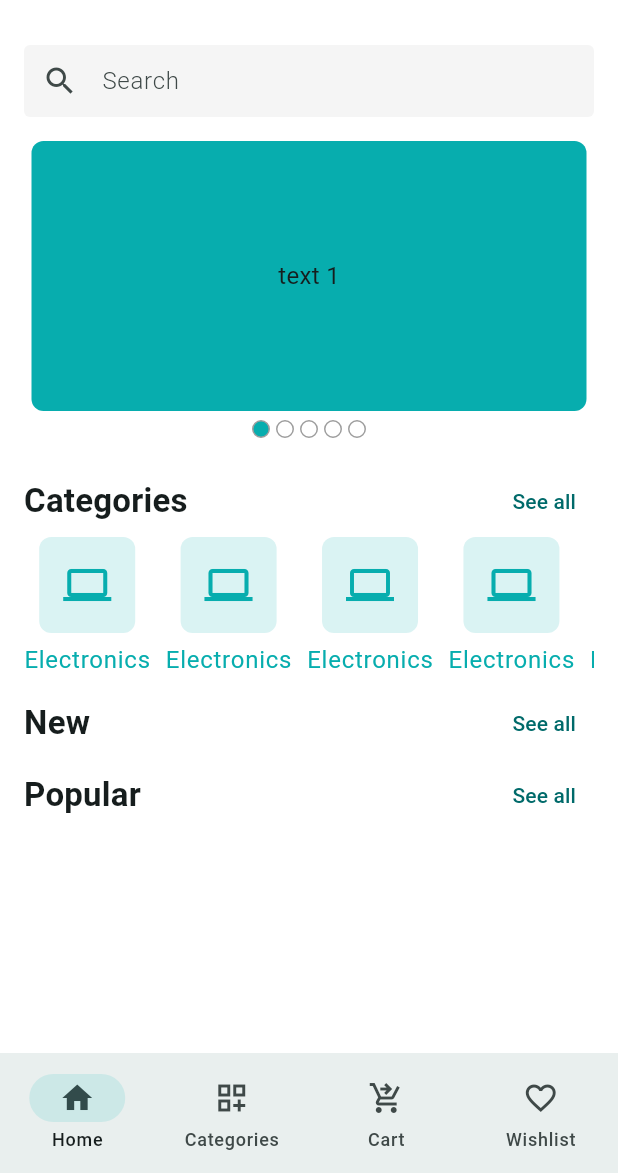
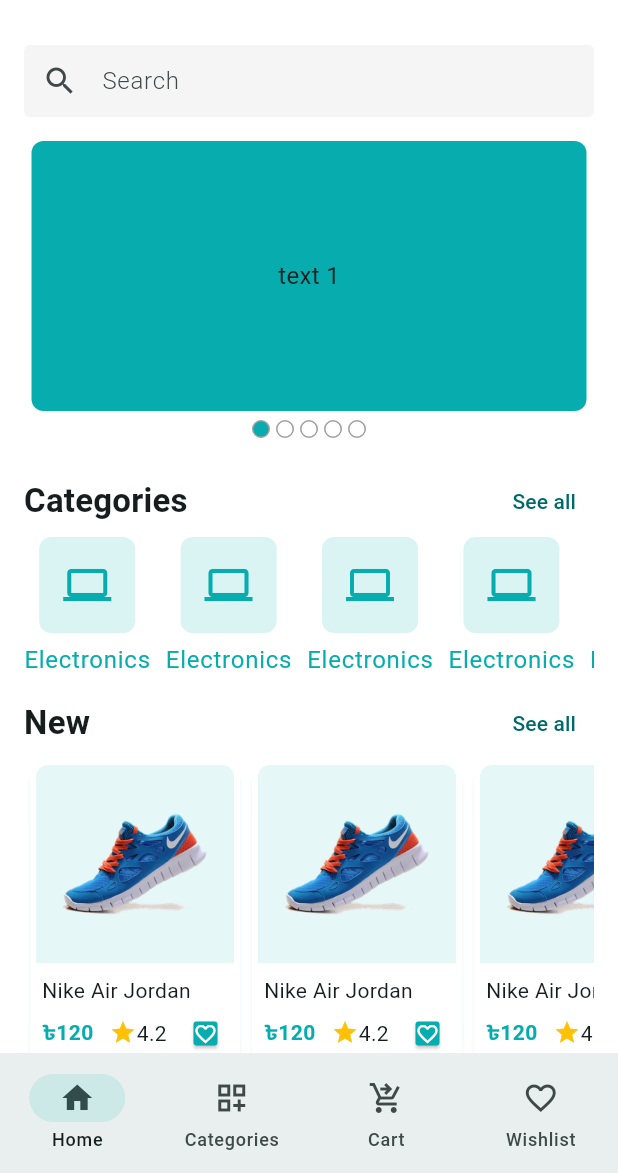
Before and after one commit to hemusyl/ost_ecommerce, a Flutter app: the screen it shows after launch, on a phone screen of 412 x 824 dp, the part 63-1236 px from its top. Run offline on Flutter 3.47's test engine with Material 3 defaults, Android fonts, the phone set to English and light mode, and no system bars; drawn by our look-alikes of carousel_slider; our stand-ins replace firebase_analytics, firebase_core, firebase_crashlytics, flutter_svg, get, package_info_plus and 1 more; accounts and stored records are empty.

Commit message:
Product card, categories, product list

```diff
--- a/lib/app/asset_paths.dart
+++ b/lib/app/asset_paths.dart
@@ -3,4 +3,5 @@ class AssetPaths {
 
   static const String logoSvg = '$_imagePath/logo.svg';
   static const String logoNavSvg = '$_imagePath/logo_nav.svg';
+  static const String dummyImageSvg = '$_imagePath/shoe.png';
 }
--- /dev/null
+++ b/lib/app/constants.dart
@@ -0,0 +1 @@
+const String takaSign = '৳';
--- a/lib/app/routes.dart
+++ b/lib/app/routes.dart
@@ -1,4 +1,5 @@
 import 'package:flutter/material.dart';
+import 'package:ost_ecommerce/features/products/product_list_screen.dart';
 import 'package:ost_ecommerce/features/shared/presentation/screens/bottom_nav_holder_screen.dart';
 
 import '../features/auth/presentation/screens/sign_in_screen.dart';
@@ -20,6 +21,9 @@ MaterialPageRoute onGenerateRoute(RouteSettings settings){
     screen = VerifyOtpScreen();
   } else if (settings.name == BottomNavHolderScreen.name) {
     screen = BottomNavHolderScreen();
+  }else if (settings.name == ProductListScreen.name) {
+    final String category = settings.arguments as String;
+    screen = ProductListScreen(categoryName: category,);
   }
 
   return MaterialPageRoute(builder: (ctx) => screen);
--- a/lib/features/home/presentation/screens/home_screen/category_list_screen.dart
+++ b/lib/features/home/presentation/screens/home_screen/category_list_screen.dart
@@ -1,6 +1,5 @@
 import 'package:flutter/material.dart';
 import 'package:get/get.dart';
-import 'package:get/get_core/src/get_main.dart';
 
 import '../../../../shared/presentation/controllers/main_nav_controller.dart';
 import '../../../../shared/presentation/widgets/product_category_item.dart';
@@ -19,6 +18,7 @@ class _CategoryListScreenState extends State<CategoryListScreen> {
       canPop: false,
       onPopInvokedWithResult: (_, __) {
         _backToHome();
+
       } ,
       child: Scaffold(
         appBar: AppBar(
@@ -45,5 +45,6 @@ class _CategoryListScreenState extends State<CategoryListScreen> {
 
   void _backToHome() {
     Get.find<MainNavController>().backToHome();
+
   }
 }
--- a/lib/features/home/presentation/screens/home_screen/home_screen.dart
+++ b/lib/features/home/presentation/screens/home_screen/home_screen.dart
@@ -1,19 +1,22 @@
 import 'package:flutter/material.dart';
 import 'package:flutter_svg/svg.dart';
 import 'package:get/get.dart';
-import 'package:get/get_core/src/get_main.dart';
 
 import '../../../../../app/asset_paths.dart';
 import '../../../../shared/presentation/controllers/main_nav_controller.dart';
 import '../../../../shared/presentation/widgets/app_bar_icon_button.dart';
 import '../../../../shared/presentation/widgets/home_banner_slider.dart';
+import '../../../../shared/presentation/widgets/product_card.dart';
 import '../../../../shared/presentation/widgets/product_category_item.dart';
 
 class HomeScreen extends StatefulWidget {
   const HomeScreen({super.key});
 
+
+
   @override
   State<HomeScreen> createState() => _HomeScreenState();
+
 }
 
 class _HomeScreenState extends State<HomeScreen> {
@@ -46,8 +49,22 @@ class _HomeScreenState extends State<HomeScreen> {
                 Get.find<MainNavController>().moveToCategory();
               }),
               _buildCategoryList(),
-              _buildSectionHeader(title: 'New', onTapSeeAll: () {}),
-              _buildSectionHeader(title: 'Popular', onTapSeeAll: () {}),
+
+              _buildSectionHeader(title: 'New', onTapSeeAll: () {
+                Get.find<MainNavController>().moveToCategory();
+              }),
+              _buildNewProductList(),
+
+              _buildSectionHeader(title: 'Special', onTapSeeAll: () {
+                Get.find<MainNavController>().moveToCategory();
+              }),
+              _buildPopularProductList(),
+
+
+              _buildSectionHeader(title: 'Popular', onTapSeeAll: () {
+                Get.find<MainNavController>().moveToCategory();
+              }),
+              _buildSpecialProductList(),
             ],
           ),
         ),
@@ -55,11 +72,40 @@ class _HomeScreenState extends State<HomeScreen> {
     );
   }
 
+
+  Widget _buildNewProductList() {
+    return SingleChildScrollView(
+      scrollDirection: Axis.horizontal,
+      child: Row(
+        children: [1, 2, 3, 4].map((e) => ProductCard()).toList(),
+      ),
+    );
+  }
+
+  Widget _buildPopularProductList() {
+    return SingleChildScrollView(
+      scrollDirection: Axis.horizontal,
+      child: Row(
+        children: [1, 2, 3, 4, 56].map((e) => ProductCard()).toList(),
+      ),
+    );
+  }
+
+  Widget _buildSpecialProductList() {
+    return SingleChildScrollView(
+      scrollDirection: Axis.horizontal,
+      child: Row(
+        children: [1, 2, 3, 4, 56].map((e) => ProductCard()).toList(),
+      ),
+    );
+  }
+
+
   Widget _buildCategoryList() {
     return SizedBox(
       height: 100,
       child: ListView.separated(
-        itemCount: 10,
+        itemCount: 6,
         primary: false,
         shrinkWrap: true,
         scrollDirection: Axis.horizontal,
--- /dev/null
+++ b/lib/features/products/product_list_screen.dart
@@ -0,0 +1,30 @@
+import 'package:flutter/material.dart';
+import 'package:ost_ecommerce/features/shared/presentation/widgets/product_card.dart';
+
+class ProductListScreen extends StatefulWidget {
+  const ProductListScreen({super.key, required this.categoryName});
+
+  static const String name = '/product-list';
+  final String categoryName;
+
+  @override
+  State<ProductListScreen> createState() => _ProductListScreenState();
+}
+
+class _ProductListScreenState extends State<ProductListScreen> {
+  @override
+  Widget build(BuildContext context) {
+    return Scaffold(
+      appBar: AppBar(
+          title: Text(widget.categoryName),
+      ),
+      body: GridView.builder(
+        itemCount: 10,
+          gridDelegate: SliverGridDelegateWithFixedCrossAxisCount(
+              crossAxisCount: 3),
+          itemBuilder: (context, index){
+            return FittedBox(child: ProductCard());
+          }),
+    );
+  }
+}
--- a/lib/features/shared/presentation/controllers/main_nav_controller.dart
+++ b/lib/features/shared/presentation/controllers/main_nav_controller.dart
@@ -14,9 +14,11 @@ class MainNavController extends GetxController {
   }
 
   void moveToCategory(){
-    changeIndex(1);
+   changeIndex(1);
+
   }
   void backToHome(){
     changeIndex(0);
+
   }
 }
--- a/lib/features/shared/presentation/screens/bottom_nav_holder_screen.dart
+++ b/lib/features/shared/presentation/screens/bottom_nav_holder_screen.dart
@@ -1,4 +1,5 @@
 import 'package:flutter/material.dart';
+import 'package:get/get_core/src/get_main.dart';
 import 'package:get/get_state_manager/src/simple/get_state.dart';
 
 import '../../../home/presentation/screens/home_screen/category_list_screen.dart';
@@ -15,12 +16,16 @@ class BottomNavHolderScreen extends StatefulWidget {
 }
 
 class _BottomNavHolderScreenState extends State<BottomNavHolderScreen> {
+
+
   final List<Widget> _screens = [
     HomeScreen(),
     CategoryListScreen(),
     HomeScreen(),
     HomeScreen(),
+
   ];
+
 
   @override
   Widget build(BuildContext context) {
--- /dev/null
+++ b/lib/features/shared/presentation/widgets/product_card.dart
@@ -0,0 +1,77 @@
+import 'package:flutter/material.dart';
+
+import '../../../../app/app_colors.dart';
+import '../../../../app/asset_paths.dart';
+import '../../../../app/constants.dart';
+
+class ProductCard extends StatelessWidget {
+  const ProductCard({super.key});
+
+  @override
+  Widget build(BuildContext context) {
+    return Card(
+      color: Colors.white,
+      shadowColor: AppColors.themeColor.withOpacity(0.2),
+      child: SizedBox(
+        width: 140,
+        child: Column(
+          children: [
+            Container(
+              padding: EdgeInsets.all(16),
+              decoration: BoxDecoration(
+                color: AppColors.themeColor.withOpacity(0.1),
+                borderRadius: BorderRadius.only(
+                  topLeft: Radius.circular(8),
+                  topRight: Radius.circular(8),
+                ),
+              ),
+              child: Image.asset(AssetPaths.dummyImageSvg, height: 100),
+            ),
+            Padding(
+              padding: const EdgeInsets.all(8),
+              child: Column(
+                crossAxisAlignment: CrossAxisAlignment.start,
+                spacing: 4,
+                children: [
+                  Text('Nike Air Jordan A45', maxLines: 1, style: TextStyle()),
+                  Row(
+                    mainAxisAlignment: MainAxisAlignment.spaceBetween,
+                    children: [
+                      Text(
+                        '${takaSign}120',
+                        style: TextStyle(
+                          fontWeight: FontWeight.bold,
+                          color: AppColors.themeColor,
+                        ),
+                      ),
+                      Wrap(
+                        children: [
+                          Icon(Icons.star, size: 18, color: Colors.amber),
+                          Text('4.2'),
+                        ],
+                      ),
+                      Padding(
+                        padding: const EdgeInsets.all(3),
+                        child: Card(
+                          color: AppColors.themeColor,
+                          shape: RoundedRectangleBorder(
+                            borderRadius: BorderRadius.circular(2),
+                          ),
+                          child: Icon(
+                            Icons.favorite_outline,
+                            size: 16,
+                            color: Colors.white,
+                          ),
+                        ),
+                      ),
+                    ],
+                  ),
+                ],
+              ),
+            ),
+          ],
+        ),
+      ),
+    );
+  }
+}
--- a/lib/features/shared/presentation/widgets/product_category_item.dart
+++ b/lib/features/shared/presentation/widgets/product_category_item.dart
@@ -1,4 +1,5 @@
 import 'package:flutter/material.dart';
+import 'package:ost_ecommerce/features/products/product_list_screen.dart';
 
 import '../../../../app/app_colors.dart';
 
@@ -7,7 +8,12 @@ class ProductCategoryItem extends StatelessWidget {
 
   @override
   Widget build(BuildContext context) {
-    return Column(
+    return GestureDetector(
+      onTap: () {
+        Navigator.pushNamed(
+            context, ProductListScreen.name, arguments: 'Electronics');
+      },
+      child: Column(
         spacing: 6,
         children: [
           Container(
@@ -20,11 +26,16 @@ class ProductCategoryItem extends StatelessWidget {
           ),
           Text(
             'Electronics',
-          style: Theme.of(
+            style: Theme
+                .of(
               context,
-          ).textTheme.bodyLarge?.copyWith(color: AppColors.themeColor),
+            )
+                .textTheme
+                .bodyLarge
+                ?.copyWith(color: AppColors.themeColor),
           ),
         ],
+      ),
     );
   }
 }
```
Also changed, not shown: assets/images/shoe.png (added). Lines whose indentation alone changed are shown as unchanged.
